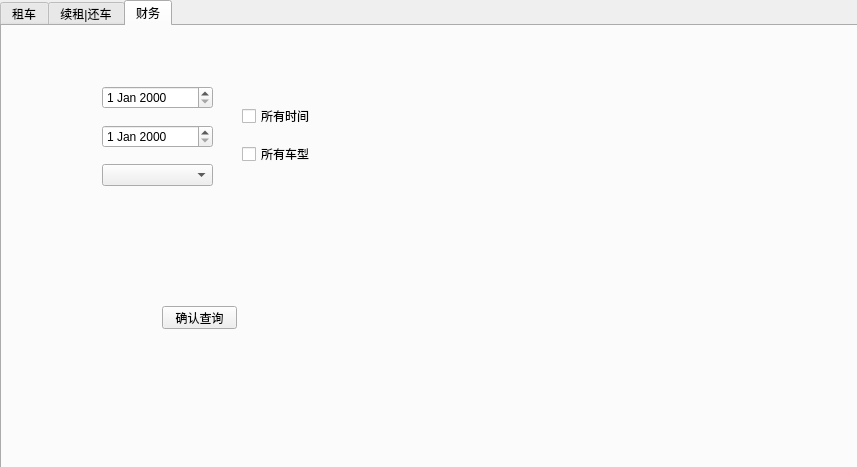
Old version of the form manager.ui in the repository TommyLee96/car-rent.
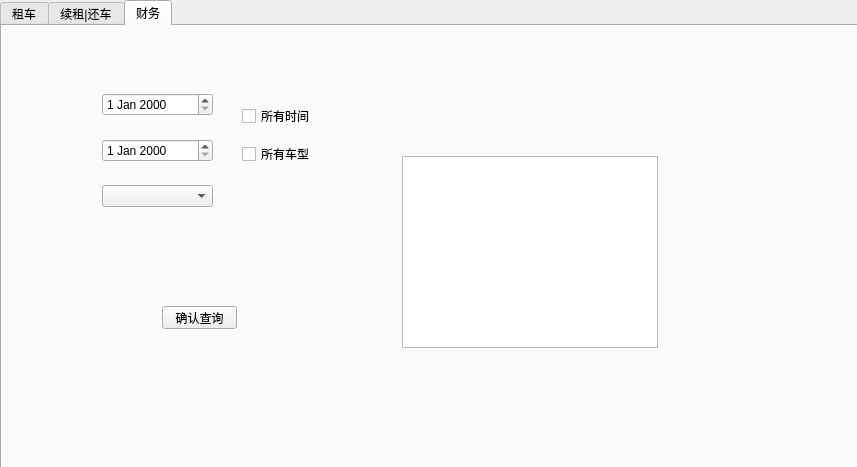
New version of the form. The open tabs and pages were chosen to show the change. Icons and pictures are not drawn.

What changed in the file:
```diff
--- a/manager.ui
+++ b/manager.ui
@@ -749,7 +749,7 @@
        <x>100</x>
        <y>50</y>
        <width>111</width>
-       <height>121</height>
+       <height>151</height>
       </rect>
      </property>
      <layout class="QVBoxLayout" name="verticalLayout_8">
@@ -790,6 +790,16 @@
       </item>
      </layout>
     </widget>
+    <widget class="QTableWidget" name="tableWidget">
+     <property name="geometry">
+      <rect>
+       <x>400</x>
+       <y>130</y>
+       <width>256</width>
+       <height>192</height>
+      </rect>
+     </property>
+    </widget>
    </widget>
   </widget>
  </widget>
```
